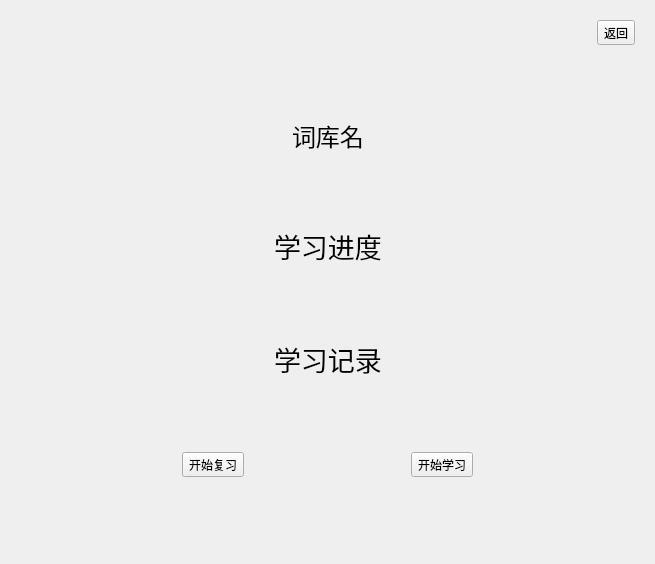
Old version of the form WordLite/learnwidget.ui in the repository Staaaaaaaaar/WordHub.
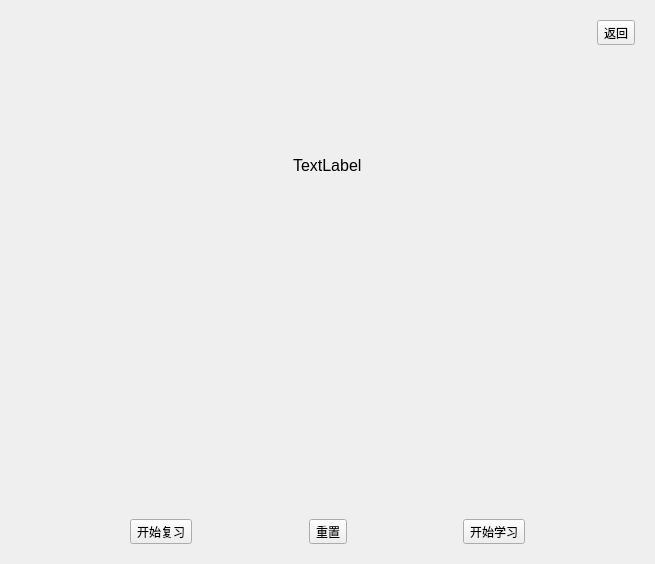
New version of the form. The open tabs and pages were chosen to show the change.

Commit message: 添加词库实现，词库信息动画呈现

```diff
--- a/WordLite/learnwidget.ui
+++ b/WordLite/learnwidget.ui
@@ -56,46 +56,8 @@
          </item>
         </layout>
        </item>
-       <item>
-        <spacer name="verticalSpacer_3">
-         <property name="orientation">
-          <enum>Qt::Orientation::Vertical</enum>
-         </property>
-         <property name="sizeHint" stdset="0">
-          <size>
-           <width>20</width>
-           <height>73</height>
-          </size>
-         </property>
-        </spacer>
-       </item>
        <item>
         <layout class="QHBoxLayout" name="horizontalLayout_3">
-         <item>
-          <spacer name="horizontalSpacer_5">
-           <property name="orientation">
-            <enum>Qt::Orientation::Horizontal</enum>
-           </property>
-           <property name="sizeHint" stdset="0">
-            <size>
-             <width>40</width>
-             <height>20</height>
-            </size>
-           </property>
-          </spacer>
-         </item>
-         <item>
-          <widget class="QLabel" name="dictName">
-           <property name="font">
-            <font>
-             <pointsize>18</pointsize>
-            </font>
-           </property>
-           <property name="text">
-            <string>词库名</string>
-           </property>
-          </widget>
-         </item>
          <item>
           <spacer name="horizontalSpacer_6">
            <property name="orientation">
@@ -109,50 +71,20 @@
            </property>
           </spacer>
          </item>
-        </layout>
-       </item>
-       <item>
-        <spacer name="verticalSpacer_2">
-         <property name="orientation">
-          <enum>Qt::Orientation::Vertical</enum>
-         </property>
-         <property name="sizeHint" stdset="0">
-          <size>
-           <width>20</width>
-           <height>73</height>
-          </size>
-         </property>
-        </spacer>
-       </item>
-       <item>
-        <layout class="QHBoxLayout" name="horizontalLayout_4">
          <item>
-          <spacer name="horizontalSpacer_7">
-           <property name="orientation">
-            <enum>Qt::Orientation::Horizontal</enum>
-           </property>
-           <property name="sizeHint" stdset="0">
-            <size>
-             <width>40</width>
-             <height>20</height>
-            </size>
-           </property>
-          </spacer>
-         </item>
-         <item>
-          <widget class="QLabel" name="learningProcess">
+          <widget class="QLabel" name="dictName">
            <property name="font">
             <font>
-             <pointsize>20</pointsize>
+             <pointsize>12</pointsize>
             </font>
            </property>
            <property name="text">
-            <string>学习进度</string>
+            <string>TextLabel</string>
            </property>
           </widget>
          </item>
          <item>
-          <spacer name="horizontalSpacer_8">
+          <spacer name="horizontalSpacer_5">
            <property name="orientation">
             <enum>Qt::Orientation::Horizontal</enum>
            </property>
@@ -167,72 +99,7 @@
         </layout>
        </item>
        <item>
-        <spacer name="verticalSpacer">
-         <property name="orientation">
-          <enum>Qt::Orientation::Vertical</enum>
-         </property>
-         <property name="sizeHint" stdset="0">
-          <size>
-           <width>20</width>
-           <height>72</height>
-          </size>
-         </property>
-        </spacer>
-       </item>
-       <item>
-        <layout class="QHBoxLayout" name="horizontalLayout_5">
-         <item>
-          <spacer name="horizontalSpacer_9">
-           <property name="orientation">
-            <enum>Qt::Orientation::Horizontal</enum>
-           </property>
-           <property name="sizeHint" stdset="0">
-            <size>
-             <width>40</width>
-             <height>20</height>
-            </size>
-           </property>
-          </spacer>
-         </item>
-         <item>
-          <widget class="QLabel" name="learningRecord">
-           <property name="font">
-            <font>
-             <pointsize>20</pointsize>
-            </font>
-           </property>
-           <property name="text">
-            <string>学习记录</string>
-           </property>
-          </widget>
-         </item>
-         <item>
-          <spacer name="horizontalSpacer_10">
-           <property name="orientation">
-            <enum>Qt::Orientation::Horizontal</enum>
-           </property>
-           <property name="sizeHint" stdset="0">
-            <size>
-             <width>40</width>
-             <height>20</height>
-            </size>
-           </property>
-          </spacer>
-         </item>
-        </layout>
-       </item>
-       <item>
-        <spacer name="verticalSpacer_4">
-         <property name="orientation">
-          <enum>Qt::Orientation::Vertical</enum>
-         </property>
-         <property name="sizeHint" stdset="0">
-          <size>
-           <width>20</width>
-           <height>73</height>
-          </size>
-         </property>
-        </spacer>
+        <widget class="QWidget" name="showWidget" native="true"/>
        </item>
        <item>
         <layout class="QHBoxLayout" name="horizontalLayout_2">
@@ -256,6 +123,26 @@
            </property>
           </widget>
          </item>
+         <item>
+          <spacer name="horizontalSpacer_7">
+           <property name="orientation">
+            <enum>Qt::Orientation::Horizontal</enum>
+           </property>
+           <property name="sizeHint" stdset="0">
+            <size>
+             <width>40</width>
+             <height>20</height>
+            </size>
+           </property>
+          </spacer>
+         </item>
+         <item>
+          <widget class="QToolButton" name="resetButton">
+           <property name="text">
+            <string>重置</string>
+           </property>
+          </widget>
+         </item>
          <item>
           <spacer name="horizontalSpacer_2">
            <property name="orientation">
@@ -291,19 +178,6 @@
          </item>
         </layout>
        </item>
-       <item>
-        <spacer name="verticalSpacer_5">
-         <property name="orientation">
-          <enum>Qt::Orientation::Vertical</enum>
-         </property>
-         <property name="sizeHint" stdset="0">
-          <size>
-           <width>20</width>
-           <height>73</height>
-          </size>
-         </property>
-        </spacer>
-       </item>
       </layout>
      </widget>
      <widget class="QWidget" name="wordsWidget">
```
Left out of the diff: 4 changed lines with no effect on the pictures. The commit also changes 11 other files.
